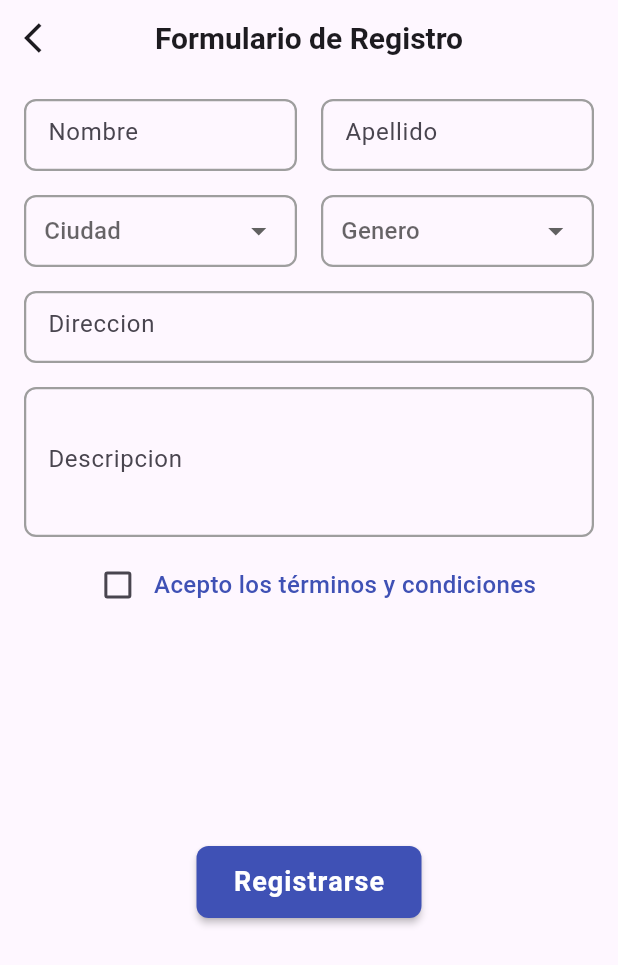
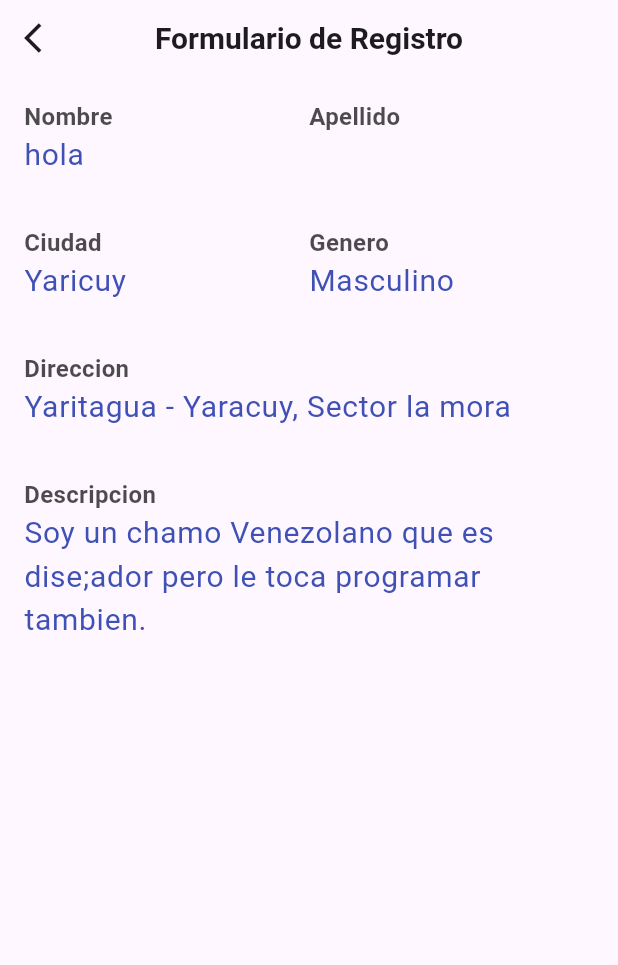
Before and after one commit to Francisco-V98/screens_excercise, a Flutter app: the screen it shows after launch, after a tap on "Registrarse", on a phone screen of 412 x 824 dp. Shown: the top 965 px of the screen. Run offline on Flutter 3.47's test engine with Material 3 defaults, Android fonts, the phone set to English and light mode, and no system bars.

Commit message:
first solution pass textfield value a other  screen

```diff
--- /dev/null
+++ b/lib/screens/form_register/data_resource/form_data.dart
@@ -0,0 +1,17 @@
+class FormData {
+  final String name;
+  final String lastName;
+  final String city;
+  final String gender;
+  final String adress;
+  final String description;
+
+  FormData({
+    required this.name,
+    required this.lastName,
+    required this.city,
+    required this.gender,
+    required this.adress,
+    required this.description,
+  });
+}
--- a/lib/screens/form_register/form_register_screen.dart
+++ b/lib/screens/form_register/form_register_screen.dart
@@ -1,4 +1,5 @@
 import 'package:flutter/material.dart';
+import 'package:screens_excercise/screens/screens.dart';
 import 'package:screens_excercise/widgets/form_register_widgets/form_register_widgets.dart';
 import 'package:screens_excercise/widgets/general/widgets.dart';
 import 'package:screens_excercise/screens/form_register/data_resource/lists_data.dart';
@@ -18,9 +19,15 @@ class FormRegisterScreen extends StatelessWidget {
   }
 }
 
-class _Body extends StatelessWidget {
+class _Body extends StatefulWidget {
   const _Body();
 
+  @override
+  State<_Body> createState() => _BodyState();
+}
+
+class _BodyState extends State<_Body> {
+  String lastName = '';
   @override
   Widget build(BuildContext context) {
     return SingleChildScrollView(
@@ -29,15 +36,15 @@ class _Body extends StatelessWidget {
         child: SizedBox(
           child: Column(
             children: [
-              fullNameSection(),
+              _fullNameSection(),
               const SizedBox(height: 16),
-              citiesAndGendersSection(),
+              _citiesAndGendersSection(),
               const SizedBox(height: 16),
-              adressAndDescriptionSection(),
+              _adressAndDescriptionSection(),
               const SizedBox(height: 8),
-              checkbox(),
-              const SizedBox(height: 150),
-              const ButtonActionPrimary()
+              _checkbox(),
+              const SizedBox(height: 220),
+              buttonActionPrimary(context),
             ],
           ),
         ),
@@ -45,7 +52,19 @@ class _Body extends StatelessWidget {
     );
   }
 
-  Row checkbox() {
+  ButtonActionPrimary buttonActionPrimary(BuildContext context) {
+    return ButtonActionPrimary(
+              onPressed: () {
+                Navigator.push(context, MaterialPageRoute(builder: (context) {
+                  return FormRegisterViewData(
+                    dataText: lastName,
+                  );
+                }));
+              },
+            );
+  }
+
+  Row _checkbox() {
     return const Row(
       mainAxisAlignment: MainAxisAlignment.center,
       children: [
@@ -60,17 +79,24 @@ class _Body extends StatelessWidget {
     );
   }
 
-  Column adressAndDescriptionSection() {
-    return const Column(
+  Column _adressAndDescriptionSection() {
+    return Column(
       children: [
-        TextfieldImput(hint: 'Direccion'),
-        SizedBox(height: 16),
-        TextfieldImput(hint: 'Descripcion', height: 100),
+        TextfieldImput(
+          hint: 'Direccion',
+          onChanged: (String value) {},
+        ),
+        const SizedBox(height: 16),
+        TextfieldImput(
+          hint: 'Descripcion',
+          height: 100,
+          onChanged: (String value) {},
+        ),
       ],
     );
   }
 
-  Row citiesAndGendersSection() {
+  Row _citiesAndGendersSection() {
     return Row(
       children: [
         Expanded(
@@ -90,12 +116,27 @@ class _Body extends StatelessWidget {
     );
   }
 
-  Row fullNameSection() {
-    return const Row(
+  Row _fullNameSection() {
+    return Row(
       children: [
-        Expanded(child: TextfieldImput(hint: 'Nombre')),
-        SizedBox(width: 16),
-        Expanded(child: TextfieldImput(hint: 'Apellido')),
+        Expanded(
+          child: TextfieldImput(
+            hint: 'Nombre',
+            onChanged: (String value) {},
+          ),
+        ),
+        const SizedBox(width: 16),
+        Expanded(
+          child: TextfieldImput(
+            hint: 'Apellido',
+            onChanged: (String value) {
+              lastName = value;
+              setState(() {
+
+              });
+            },
+          ),
+        ),
       ],
     );
   }
--- /dev/null
+++ b/lib/screens/form_register/form_register_view_data_screen.dart
@@ -0,0 +1,125 @@
+import 'package:flutter/material.dart';
+import 'package:screens_excercise/widgets/general/widgets.dart';
+
+class FormRegisterViewData extends StatelessWidget {
+  final String dataText;
+
+  const FormRegisterViewData({super.key, required this.dataText});
+
+  @override
+  Widget build(BuildContext context) {
+    return Scaffold(
+      appBar: AppBarNew(
+        title: 'Formulario de Registro',
+        leadingIcon: Icons.arrow_back_ios,
+        onpressed: () {
+          Navigator.pop(context);
+        },
+      ),
+      body: _Body(dataText),
+    );
+  }
+}
+
+class _Body extends StatelessWidget {
+  final String dataText;
+  const _Body(this.dataText);
+
+  @override
+  Widget build(BuildContext context) {
+    return SizedBox(
+      child: Padding(
+        padding: const EdgeInsets.all(16),
+        child: Column(
+          crossAxisAlignment: CrossAxisAlignment.start,
+          children: [
+            Row(
+              children: [
+                const Expanded(
+                  child: GroupTextDataRegister(
+                    title: 'Nombre',
+                    dataText: 'hola',
+                  ),
+                ),
+                Expanded(
+                  child: GroupTextDataRegister(
+                    title: 'Apellido',
+                    dataText: dataText,
+                  ),
+                ),
+              ],
+            ),
+            const SizedBox(height: 32),
+            const Row(
+              children: [
+                Expanded(
+                  child: GroupTextDataRegister(
+                    title: 'Ciudad',
+                    dataText: 'Yaricuy',
+                  ),
+                ),
+                Expanded(
+                  child: GroupTextDataRegister(
+                    title: 'Genero',
+                    dataText: 'Masculino',
+                  ),
+                ),
+              ],
+            ),
+            const SizedBox(height: 32),
+            const Column(
+              crossAxisAlignment: CrossAxisAlignment.start,
+              children: [
+                GroupTextDataRegister(
+                  title: 'Direccion',
+                  dataText: 'Yaritagua - Yaracuy, Sector la mora',
+                ),
+                SizedBox(height: 32),
+                GroupTextDataRegister(
+                  title: 'Descripcion',
+                  dataText:
+                      'Soy un chamo Venezolano que es dise;ador pero le toca programar tambien.',
+                ),
+              ],
+            ),
+          ],
+        ),
+      ),
+    );
+  }
+}
+
+class GroupTextDataRegister extends StatelessWidget {
+  final String title;
+  final String dataText;
+  const GroupTextDataRegister({
+    super.key,
+    required this.title,
+    required this.dataText,
+  });
+
+  @override
+  Widget build(BuildContext context) {
+    return Column(
+      crossAxisAlignment: CrossAxisAlignment.start,
+      children: [
+        Text(
+          title,
+          style: TextStyle(
+            fontSize: 16,
+            fontWeight: FontWeight.w600,
+            color: Colors.black.withOpacity(0.7),
+          ),
+        ),
+        Text(
+          dataText,
+          style: const TextStyle(
+            fontSize: 20,
+            letterSpacing: 0.5,
+            color: Colors.indigo,
+          ),
+        ),
+      ],
+    );
+  }
+}
--- a/lib/screens/screens.dart
+++ b/lib/screens/screens.dart
@@ -1,3 +1,5 @@
+export 'package:screens_excercise/screens/form_register/form_register_view_data_screen.dart';
+
 export 'package:screens_excercise/screens/home/home_screen.dart';
 
 export 'package:screens_excercise/screens/form_register/form_register_screen.dart';
--- a/lib/widgets/form_register_widgets/buttons.dart
+++ b/lib/widgets/form_register_widgets/buttons.dart
@@ -1,8 +1,9 @@
 import 'package:flutter/material.dart';
 
 class ButtonActionPrimary extends StatelessWidget {
+  final Function()? onPressed;
   const ButtonActionPrimary({
-    super.key,
+    super.key, this.onPressed,
   });
 
   @override
@@ -14,7 +15,8 @@ class ButtonActionPrimary extends StatelessWidget {
         shape: RoundedRectangleBorder(borderRadius: BorderRadius.circular(8)),
         backgroundColor: Colors.indigo,
         elevation: 2,
-        onPressed: () {},
+        onPressed: onPressed,
+
         child: const Text(
           'Registrarse',
           style: TextStyle(
--- a/lib/widgets/form_register_widgets/textfields.dart
+++ b/lib/widgets/form_register_widgets/textfields.dart
@@ -1,6 +1,8 @@
 import 'package:flutter/material.dart';
 
-class TextfieldImput extends StatelessWidget {
+class TextfieldImput extends StatefulWidget {
+  final Function(String value) onChanged;
+
   final String hint;
   final double height;
 
@@ -8,14 +10,22 @@ class TextfieldImput extends StatelessWidget {
     super.key,
     required this.hint,
     this.height = 48,
+    required this.onChanged,
   });
 
   @override
+  State<TextfieldImput> createState() => _TextfieldImputState();
+}
+
+class _TextfieldImputState extends State<TextfieldImput> {
+  final TextEditingController _controller = TextEditingController();
+  @override
   Widget build(BuildContext context) {
     return SizedBox(
-      height: height,
-      // color: Colors.red.withOpacity(0.3),
+      height: widget.height,
       child: TextField(
+        controller: _controller,
+        onChanged: widget.onChanged,
         expands: true,
         maxLines: null,
         decoration: InputDecoration(
@@ -27,12 +37,22 @@ class TextfieldImput extends StatelessWidget {
             borderSide: const BorderSide(color: Colors.grey, width: 1.5),
             borderRadius: BorderRadius.circular(8),
           ),
-          hintText: hint,
+          hintText: widget.hint,
           alignLabelWithHint: true,
           contentPadding:
-              EdgeInsets.only(top: 12, left: 12, bottom: height - 30),
+              EdgeInsets.only(top: 12, left: 12, bottom: widget.height - 30),
         ),
       ),
     );
   }
+
+  String get text {
+    return _controller.text;
+  }
+
+  @override
+  void dispose() {
+    _controller.dispose();
+    super.dispose();
+  }
 }
--- a/lib/widgets/general/appbar.dart
+++ b/lib/widgets/general/appbar.dart
@@ -5,6 +5,7 @@ class AppBarNew extends StatelessWidget implements PreferredSizeWidget {
   final IconData? leadingIcon;
   final IconData? actionIcon;
   final Color? backgroundColor;
+  final Function()? onpressed;
 
   const AppBarNew({
     super.key,
@@ -12,6 +13,7 @@ class AppBarNew extends StatelessWidget implements PreferredSizeWidget {
     this.leadingIcon,
     this.actionIcon,
     this.backgroundColor = Colors.transparent,
+    this.onpressed,
   });
 
   @override
@@ -28,7 +30,7 @@ class AppBarNew extends StatelessWidget implements PreferredSizeWidget {
           fontSize: 20,
         ),
       ),
-      leading: Icon(leadingIcon),
+      leading: IconButton(onPressed: onpressed, icon: Icon(leadingIcon)),
       actions: [Icon(actionIcon)],
     );
   }
```
